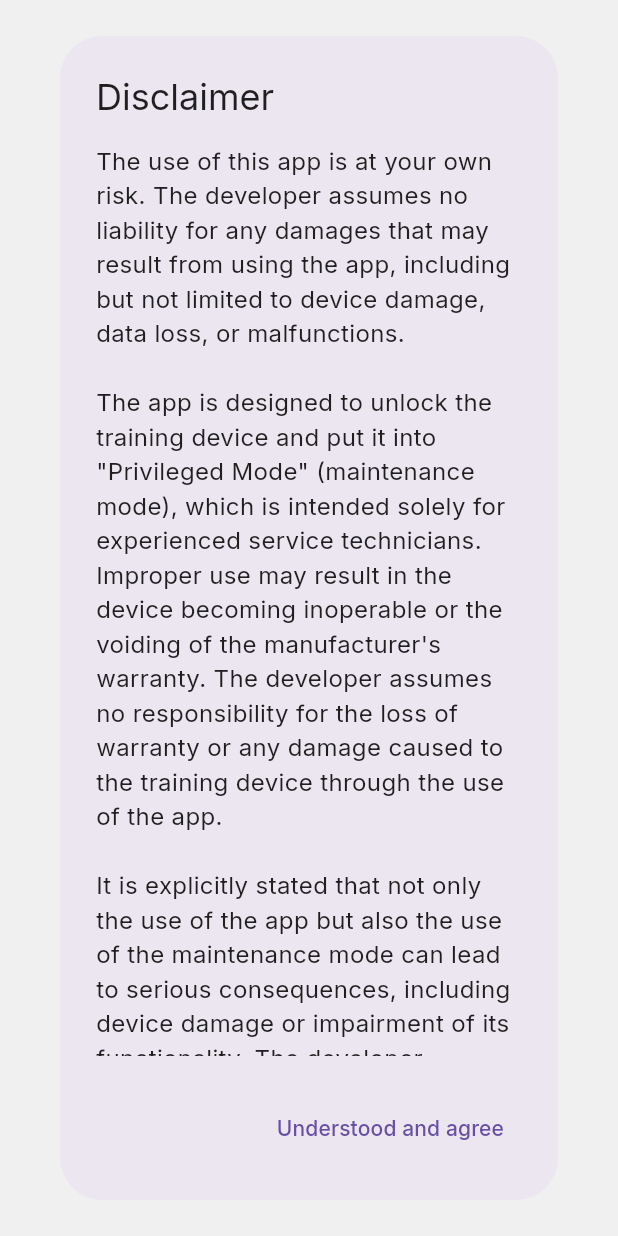
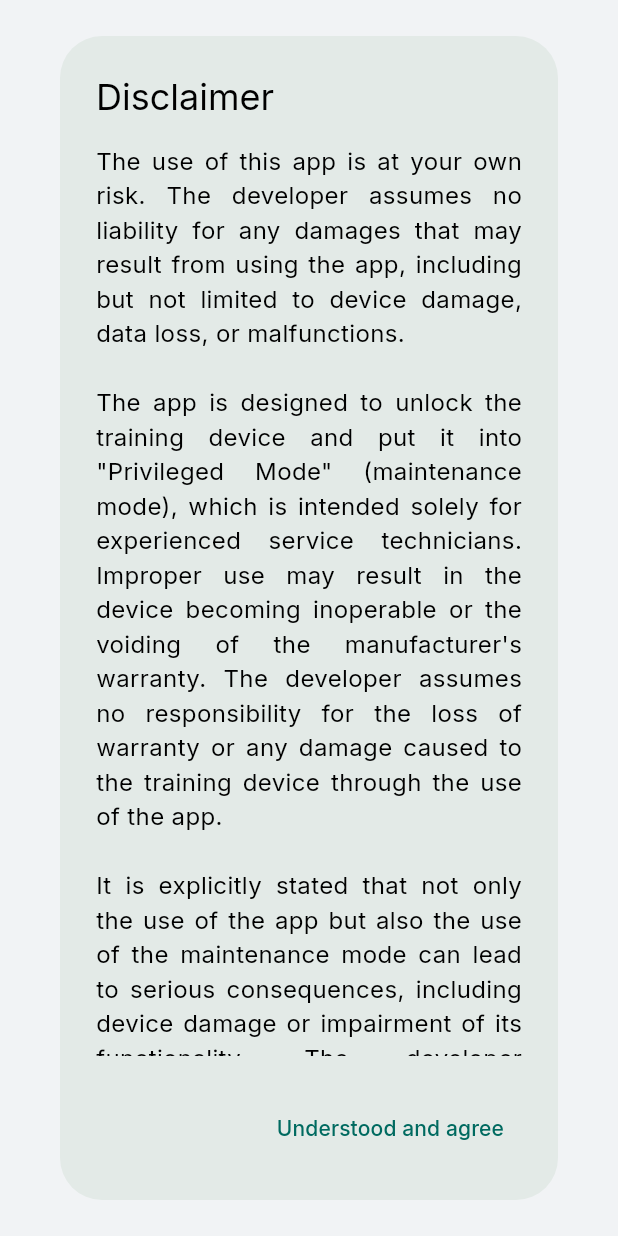
Before and after one commit to transfairs/ntunlock, a Flutter app: the screen it shows after launch, on a phone screen of 412 x 824 dp. Run offline on Flutter 3.47's test engine with Material 3 defaults, Android fonts, the phone set to English and light mode, and no system bars; our stand-ins replace google_fonts, logger, package_info_plus, shared_preferences, vibration; generated files the repository leaves out were written again.

Commit message:
UI Overhaul

```diff
--- a/lib/app.dart
+++ b/lib/app.dart
@@ -5,7 +5,8 @@ import 'package:nt_unlock/theme/app_theme.dart';
 import 'package:nt_unlock/presentation/screens/countdown_screen.dart';
 import 'package:nt_unlock/presentation/screens/code_screen.dart';
 import 'package:nt_unlock/presentation/screens/about_screen.dart';
-import 'package:nt_unlock/presentation/screens/instructions_screen.dart';
+import 'package:nt_unlock/presentation/screens/instruction_screen.dart';
+// import 'package:nt_unlock/presentation/screens/instructions_screen.dart';
 import 'package:nt_unlock/presentation/widgets/disclaimer_dialog.dart';
 import 'package:provider/provider.dart';
 
@@ -74,7 +75,7 @@ class App extends StatelessWidget {
                         );
                       case '/instructions':
                         return MaterialPageRoute(
-                          builder: (_) => const InstructionsScreen(),
+                          builder: (_) => const InstructionScreen(),
                         );
                       case '/countdown':
                         return MaterialPageRoute(
--- a/lib/presentation/widgets/app_drawer.dart
+++ b/lib/presentation/widgets/app_drawer.dart
@@ -59,7 +59,8 @@ class AppDrawer extends StatelessWidget {
                 Navigator.pushReplacementNamed(context, '/instructions'),
           ),
           ListTile(
-            leading: const Icon(Icons.timer, color: Colors.orange),
+            leading: Icon(Icons.access_time,
+                color: isDarkMode ? Colors.orange : Colors.indigo),
             title: Text(localised.countdownTitle),
             onTap: () {
               Navigator.pushReplacementNamed(context, '/countdown');
@@ -92,7 +93,7 @@ class AppDrawer extends StatelessWidget {
             title: Text(themeText),
             onTap: () {
               Provider.of<AppState>(context, listen: false).toggleTheme();
-              Navigator.pop(context);
+              //Navigator.pop(context);
             },
           ),
           ListTile(
--- a/lib/presentation/widgets/app_logo_bar.dart
+++ b/lib/presentation/widgets/app_logo_bar.dart
@@ -2,7 +2,9 @@ import 'package:flutter/material.dart';
 import 'package:flutter_gen/gen_l10n/app_localizations.dart';
 
 class AppLogoBar extends StatelessWidget implements PreferredSizeWidget {
-  const AppLogoBar({super.key});
+  final String? title;
+
+  const AppLogoBar({super.key, this.title});
 
   @override
   Size get preferredSize => const Size.fromHeight(kToolbarHeight);
@@ -11,7 +13,7 @@ class AppLogoBar extends StatelessWidget implements PreferredSizeWidget {
   Widget build(BuildContext context) {
     final localised = AppLocalizations.of(context)!;
     return AppBar(
-      title: Text(localised.title),
+      title: Text(title ?? localised.title),
       backgroundColor: Colors.transparent,
       foregroundColor: Theme.of(context).colorScheme.onSurface,
       elevation: 0,
--- a/lib/presentation/widgets/disclaimer_dialog.dart
+++ b/lib/presentation/widgets/disclaimer_dialog.dart
@@ -48,6 +48,7 @@ class DisclaimerDialogState extends State<DisclaimerDialog> {
                     children: [
                       Text(
                         localised.disclaimerBody,
+                        textAlign: TextAlign.justify,
                         style: const TextStyle(fontSize: 16),
                       ),
                     ],
--- a/lib/theme/dark_theme.dart
+++ b/lib/theme/dark_theme.dart
@@ -2,13 +2,17 @@ import 'package:flutter/material.dart';
 import 'package:google_fonts/google_fonts.dart';
 import 'app_gradient_colors.dart';
 
-final darkTheme = ThemeData.dark().copyWith(
-  scaffoldBackgroundColor: const Color(0xFF141E30),
-  colorScheme: ThemeData.dark().colorScheme.copyWith(
-        surface: Colors.grey[800],
-        onSurface: Colors.white70,
-      ),
-  textTheme: GoogleFonts.interTextTheme(ThemeData.dark().textTheme),
+final darkTheme = ThemeData(
+  brightness: Brightness.dark,
+  useMaterial3: true,
+  colorScheme: ColorScheme.fromSeed(
+    seedColor: Colors.teal,
+    brightness: Brightness.dark,
+    surface: Colors.grey[850],
+  ),
+  textTheme: GoogleFonts.interTextTheme(
+    Typography.material2021().white,
+  ),
   appBarTheme: const AppBarTheme(
     backgroundColor: Colors.transparent,
     elevation: 0,
@@ -21,3 +25,13 @@ final darkTheme = ThemeData.dark().copyWith(
     ),
   ],
 );
+
+/*.dark().copyWith(
+  scaffoldBackgroundColor: const Color(0xFF141E30),
+  colorScheme: ThemeData.dark().colorScheme.copyWith(
+        surface: Colors.grey[800],
+        onSurface: Colors.white70,
+      ),
+  textTheme: GoogleFonts.interTextTheme(ThemeData.dark().textTheme),
+);
+*/
--- a/lib/theme/light_theme.dart
+++ b/lib/theme/light_theme.dart
@@ -2,27 +2,26 @@ import 'package:flutter/material.dart';
 import 'package:google_fonts/google_fonts.dart';
 import 'app_gradient_colors.dart';
 
-final lightTheme = ThemeData.light().copyWith(
-  scaffoldBackgroundColor: const Color(0xFFF0F0F0),
-  colorScheme: ThemeData.light().colorScheme.copyWith(
-        surface: const Color(0xFFECECEC),
-        onSurface: const Color(0xFF202020),
-      ),
+final lightTheme = ThemeData(
+  useMaterial3: true,
+  brightness: Brightness.light,
+  colorScheme: ColorScheme.fromSeed(
+    seedColor: Colors.teal,
+    brightness: Brightness.light,
+  ),
+  scaffoldBackgroundColor: const Color(0xFFF1F3F5),
   textTheme: GoogleFonts.interTextTheme(
-    ThemeData.light().textTheme.apply(
-          bodyColor: Colors.black87,
-          displayColor: Colors.black87,
-        ),
+    Typography.material2021().black,
   ),
   appBarTheme: const AppBarTheme(
     backgroundColor: Colors.transparent,
     elevation: 0,
-    foregroundColor: Colors.black87,
+    foregroundColor: Colors.black,
   ),
-  extensions: <ThemeExtension<dynamic>>[
-    const AppGradientColors(
-      start: Color(0xFFE0E0E0),
-      end: Color(0xFFB0B0B0),
+  extensions: const [
+    AppGradientColors(
+      start: Color(0xFFE3F2FD),
+      end: Color(0xFFBBDEFB),
     ),
   ],
 );
--- a/pubspec.yaml
+++ b/pubspec.yaml
@@ -2,7 +2,7 @@ name: nt_unlock
 description: A 6-digit code generator app built with Flutter.
 publish_to: 'none' # Prevents accidental publication to pub.dev
 
-version: 0.2.0+4
+version: 1.0.0+5
 
 environment:
   sdk: ">=3.0.0 <4.0.0"
```
Also changed, not shown: lib/l10n/app_de.arb (+12 -2 lines), lib/l10n/app_en.arb (+12 -2 lines), lib/presentation/screens/countdown_screen.dart (+4 -3 lines), lib/presentation/screens/instruction_screen.dart (added, +70 -0 lines), lib/presentation/widgets/action_buttons.dart (+11 -2 lines), lib/presentation/widgets/clickable_links.dart (+7 -6 lines), lib/presentation/widgets/instruction_step.dart (added, +41 -0 lines), 1 other file.
